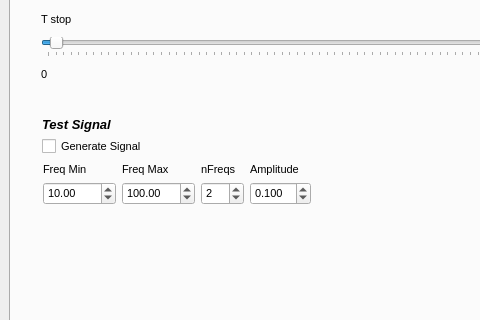
Before: the Qt Designer form PyCharactACDC16/GuiCharact16.ui in JavierMA19/PyCharactACDC16, drawn with Qt 5; both pictures show x 0 to 480 and y 289 to 609 of the 994 by 697 pixel window.
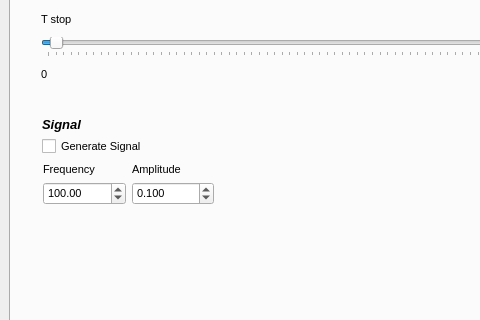
After: the same form once the commit is applied.

Commit message: Add generate continuous signal

What changed in the file:
```diff
--- a/PyCharactACDC16/GuiCharact16.ui
+++ b/PyCharactACDC16/GuiCharact16.ui
@@ -2266,7 +2266,7 @@
          </font>
         </property>
         <property name="text">
-         <string>Test Signal</string>
+         <string>Signal</string>
         </property>
        </widget>
        <widget class="QCheckBox" name="chckTestSig">
@@ -2290,44 +2290,17 @@
          <rect>
           <x>32</x>
           <y>417</y>
-          <width>268</width>
+          <width>171</width>
           <height>43</height>
          </rect>
         </property>
         <layout class="QGridLayout" name="gridLayout_14">
          <item row="0" column="0">
-          <layout class="QVBoxLayout" name="verticalLayout_22">
-           <item>
-            <widget class="QLabel" name="label_35">
-             <property name="text">
-              <string>Freq Min</string>
-             </property>
-            </widget>
-           </item>
-           <item>
-            <widget class="QDoubleSpinBox" name="SpnTestFreqMin">
-             <property name="minimum">
-              <double>0.010000000000000</double>
-             </property>
-             <property name="maximum">
-              <double>10000.000000000000000</double>
-             </property>
-             <property name="singleStep">
-              <double>0.010000000000000</double>
-             </property>
-             <property name="value">
-              <double>10.000000000000000</double>
-             </property>
-            </widget>
-           </item>
-          </layout>
-         </item>
-         <item row="0" column="1">
           <layout class="QVBoxLayout" name="verticalLayout_23">
            <item>
             <widget class="QLabel" name="label_36">
              <property name="text">
-              <string>Freq Max</string>
+              <string>Frequency</string>
              </property>
             </widget>
            </item>
@@ -2349,25 +2322,7 @@
            </item>
           </layout>
          </item>
-         <item row="0" column="2">
-          <layout class="QVBoxLayout" name="verticalLayout_29">
-           <item>
-            <widget class="QLabel" name="label_39">
-             <property name="text">
-              <string>nFreqs</string>
-             </property>
-            </widget>
-           </item>
-           <item>
-            <widget class="QSpinBox" name="SpnTestNFreqs">
-             <property name="value">
-              <number>2</number>
-             </property>
-            </widget>
-           </item>
-          </layout>
-         </item>
-         <item row="0" column="3">
+         <item row="0" column="1">
           <layout class="QVBoxLayout" name="verticalLayout_30">
            <item>
             <widget class="QLabel" name="label_40">
```
Left out of the diff: 2 changed lines with no effect on the pictures. The commit also changes 2 other files.
